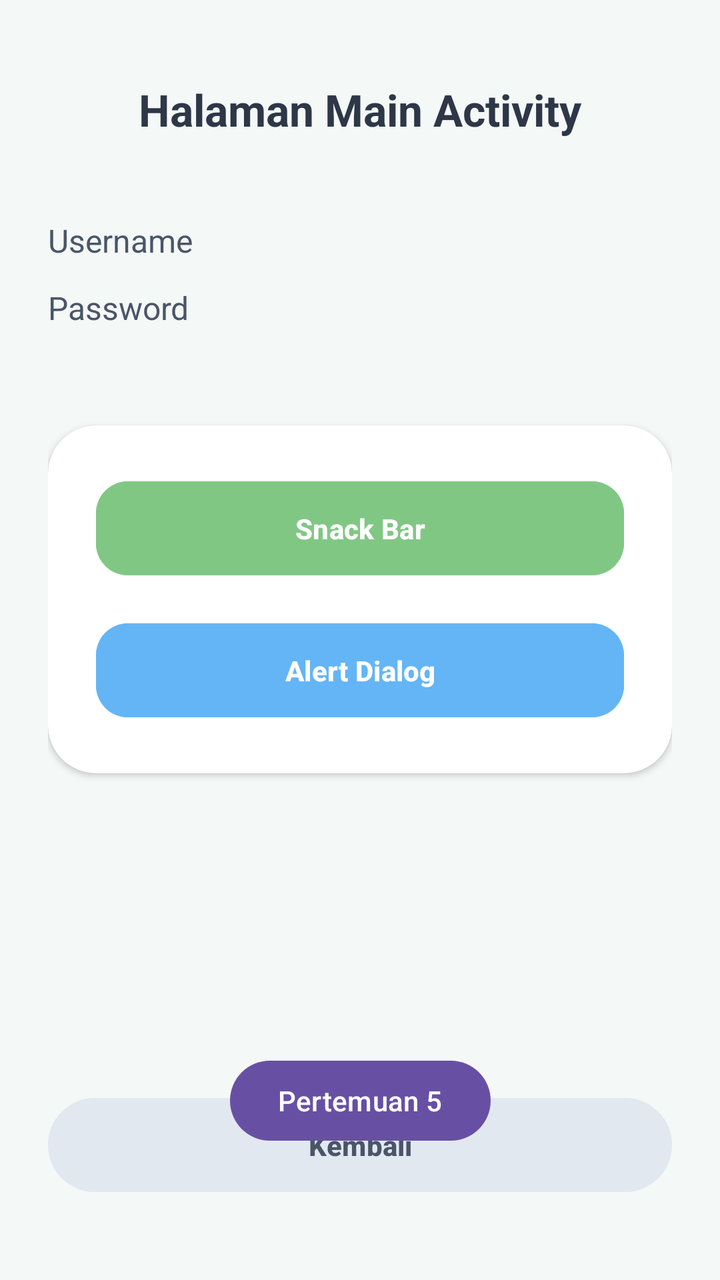
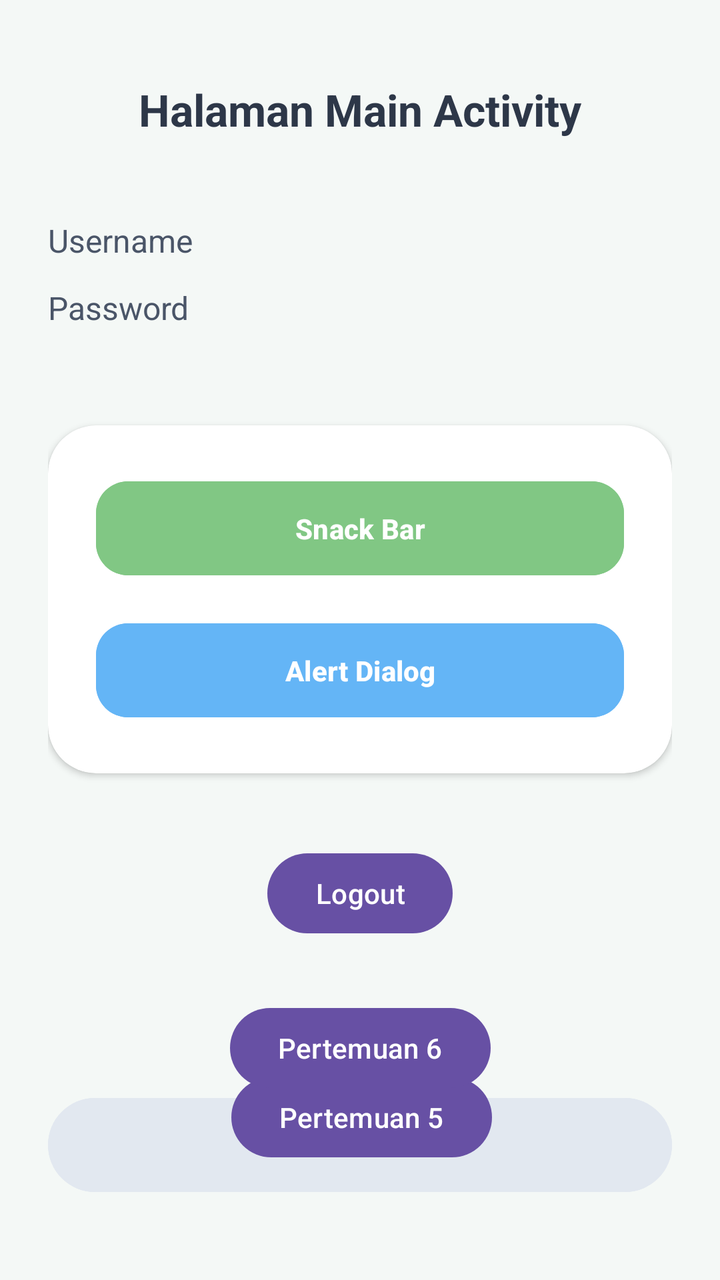

Two renders of the same Android screen: before a commit and after it. Below are the layout's source before the change and the commit's diff.
<!-- AndroidManifest.xml: application theme Theme.Luthfi_tib -->
<!-- res/layout/activity_main.xml -->
<?xml version="1.0" encoding="utf-8"?>
<androidx.constraintlayout.widget.ConstraintLayout xmlns:android="http://schemas.android.com/apk/res/android"
    xmlns:app="http://schemas.android.com/apk/res-auto"
    xmlns:tools="http://schemas.android.com/tools"
    android:id="@+id/main"
    android:layout_width="match_parent"
    android:layout_height="match_parent"
    android:background="#F4F8F6"
    android:padding="24dp"
    tools:context=".MainActivity">

    <TextView
        android:id="@+id/textView4"
        android:layout_width="wrap_content"
        android:layout_height="wrap_content"
        android:layout_marginTop="16dp"
        android:text="Halaman Main Activity"
        android:textColor="#2D3748"
        android:textSize="22sp"
        android:textStyle="bold"
        app:layout_constraintEnd_toEndOf="parent"
        app:layout_constraintStart_toStartOf="parent"
        app:layout_constraintTop_toTopOf="parent" />

    <TextView
        android:id="@+id/txtUsername"
        android:layout_width="0dp"
        android:layout_height="wrap_content"
        android:layout_marginTop="40dp"
        android:text="Username"
        android:textColor="#4A5568"
        android:textSize="16sp"
        app:layout_constraintEnd_toEndOf="parent"
        app:layout_constraintStart_toStartOf="parent"
        app:layout_constraintTop_toBottomOf="@+id/textView4" />

    <TextView
        android:id="@+id/txtPassword"
        android:layout_width="0dp"
        android:layout_height="wrap_content"
        android:layout_marginTop="12dp"
        android:text="Password"
        android:textColor="#4A5568"
        android:textSize="16sp"
        app:layout_constraintEnd_toEndOf="parent"
        app:layout_constraintStart_toStartOf="parent"
        app:layout_constraintTop_toBottomOf="@+id/txtUsername" />

    <com.google.android.material.card.MaterialCardView
        android:id="@+id/materialCardView"
        android:layout_width="0dp"
        android:layout_height="wrap_content"
        android:layout_marginTop="48dp"
        app:cardBackgroundColor="#FFFFFF"
        app:cardCornerRadius="24dp"
        app:cardElevation="2dp"
        app:layout_constraintEnd_toEndOf="parent"
        app:layout_constraintStart_toStartOf="parent"
        app:layout_constraintTop_toBottomOf="@+id/txtPassword"
        app:strokeWidth="0dp">

        <androidx.constraintlayout.widget.ConstraintLayout
            android:layout_width="match_parent"
            android:layout_height="wrap_content"
            android:padding="24dp">

            <Button
                android:id="@+id/btnSnackBar"
                android:layout_width="match_parent"
                android:layout_height="55dp"
                android:backgroundTint="#81C784"
                android:text="Snack Bar"
                android:textAllCaps="false"
                android:textColor="#FFFFFF"
                android:textStyle="bold"
                app:cornerRadius="16dp"
                app:layout_constraintEnd_toEndOf="parent"
                app:layout_constraintStart_toStartOf="parent"
                app:layout_constraintTop_toTopOf="parent" />

            <Button
                android:id="@+id/btnAlertDialog"
                android:layout_width="match_parent"
                android:layout_height="55dp"
                android:layout_marginTop="16dp"
                android:backgroundTint="#64B5F6"
                android:text="Alert Dialog"
                android:textAllCaps="false"
                android:textColor="#FFFFFF"
                android:textStyle="bold"
                app:cornerRadius="16dp"
                app:layout_constraintEnd_toEndOf="parent"
                app:layout_constraintStart_toStartOf="parent"
                app:layout_constraintTop_toBottomOf="@+id/btnSnackBar" />

        </androidx.constraintlayout.widget.ConstraintLayout>

    </com.google.android.material.card.MaterialCardView>

    <Button
        android:id="@+id/btnKembali"
        android:layout_width="match_parent"
        android:layout_height="55dp"
        android:layout_marginBottom="16dp"
        android:backgroundTint="#E2E8F0"
        android:text="Kembali"
        android:textAllCaps="false"
        android:textColor="#4A5568"
        android:textStyle="bold"
        app:cornerRadius="28dp"
        app:layout_constraintBottom_toBottomOf="parent"
        app:layout_constraintEnd_toEndOf="parent"
        app:layout_constraintStart_toStartOf="parent" />

    <Button
        android:id="@+id/btnToLima"
        android:layout_width="wrap_content"
        android:layout_height="wrap_content"
        android:layout_marginTop="135dp"
        android:text="Pertemuan 5"
        app:layout_constraintBottom_toBottomOf="parent"
        app:layout_constraintEnd_toEndOf="parent"
        app:layout_constraintStart_toStartOf="parent"
        app:layout_constraintTop_toBottomOf="@+id/materialCardView"
        app:layout_constraintVertical_bias="0.102" />

</androidx.constraintlayout.widget.ConstraintLayout>
<!-- resources referenced by this layout -->
<resources>
  <style name="Theme.Luthfi_tib" parent="Base.Theme.Luthfi_tib" />
  <style name="Base.Theme.Luthfi_tib" parent="Theme.Material3.DayNight.NoActionBar">
          
          
      </style>
</resources>

<!-- the commit's change to res/layout/activity_main.xml (unified diff, before → after) -->
@@ -120,8 +120,29 @@
         android:text="Pertemuan 5"
         app:layout_constraintBottom_toBottomOf="parent"
         app:layout_constraintEnd_toEndOf="parent"
+        app:layout_constraintHorizontal_bias="0.504"
         app:layout_constraintStart_toStartOf="parent"
         app:layout_constraintTop_toBottomOf="@+id/materialCardView"
-        app:layout_constraintVertical_bias="0.102" />
+        app:layout_constraintVertical_bias="0.277" />
+
+    <Button
+        android:id="@+id/btnToEnam"
+        android:layout_width="wrap_content"
+        android:layout_height="wrap_content"
+        android:layout_marginTop="476dp"
+        android:text="Pertemuan 6"
+        app:layout_constraintEnd_toEndOf="parent"
+        app:layout_constraintStart_toStartOf="parent"
+        app:layout_constraintTop_toTopOf="parent" />
+
+    <Button
+        android:id="@+id/btnLogout"
+        android:layout_width="wrap_content"
+        android:layout_height="wrap_content"
+        android:layout_marginTop="36dp"
+        android:text="Logout"
+        app:layout_constraintEnd_toEndOf="parent"
+        app:layout_constraintStart_toStartOf="parent"
+        app:layout_constraintTop_toBottomOf="@+id/materialCardView" />
 
 </androidx.constraintlayout.widget.ConstraintLayout>
